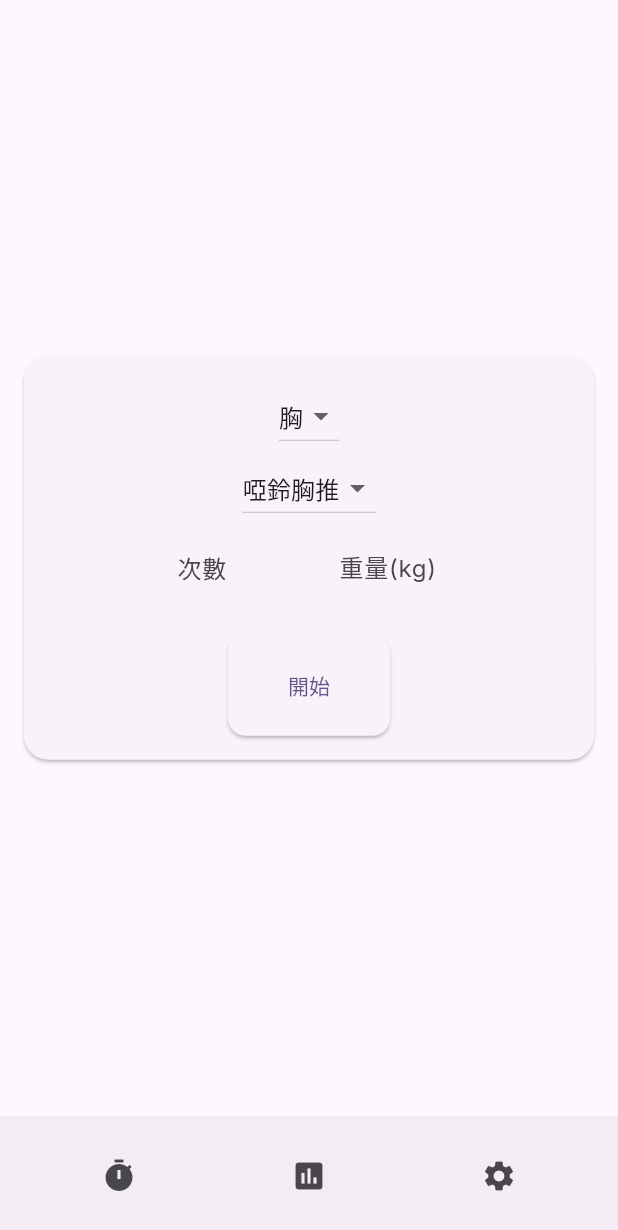
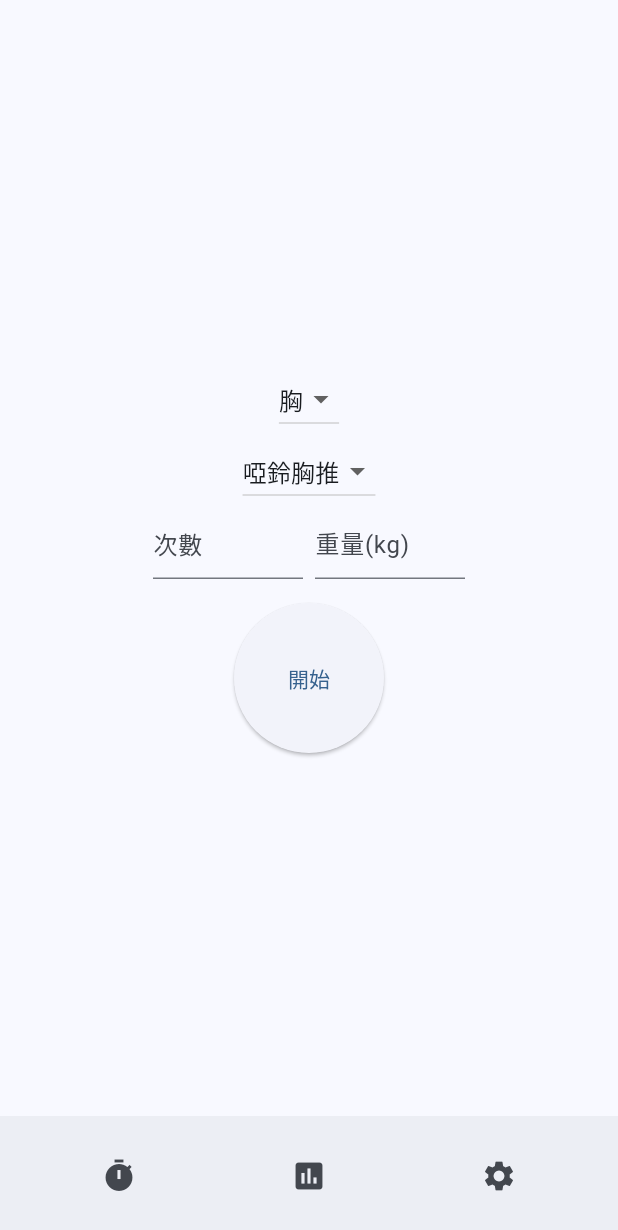
Before and after one commit to jia741/IronDiary, a Flutter app: the screen it shows after launch, on a phone screen of 412 x 824 dp. Shown: the top 1230 px of the screen. Run offline on Flutter 3.47's test engine with Material 3 defaults, Android fonts, the phone set to English and light mode, and no system bars; our stand-ins replace sqflite; accounts and stored records are empty.

Commit message:
Revert "Apply Material 3 design system"

```diff
--- a/lib/home_page.dart
+++ b/lib/home_page.dart
@@ -138,9 +138,6 @@ class _HomePageState extends State<HomePage> {
       body: AbsorbPointer(
         absorbing: _isTiming,
         child: Center(
-          child: Card(
-            child: Padding(
-              padding: const EdgeInsets.all(16),
           child: Column(
             mainAxisSize: MainAxisSize.min,
             children: [
@@ -189,15 +186,12 @@ class _HomePageState extends State<HomePage> {
               const SizedBox(height: 16),
               ElevatedButton(
                 style: ElevatedButton.styleFrom(
-                  padding: const EdgeInsets.symmetric(
-                      horizontal: 40, vertical: 24),
-                ),
+                    shape: const CircleBorder(),
+                    padding: const EdgeInsets.all(40)),
                 onPressed: _isTiming ? null : _startWorkout,
                 child: Text(_isTiming ? '$_remainingSeconds' : '開始'),
               ),
             ],
-          ),
-        ),
           ),
         ),
       ),
--- a/lib/main.dart
+++ b/lib/main.dart
@@ -1,5 +1,4 @@
 import 'package:flutter/material.dart';
-import 'package:google_fonts/google_fonts.dart';
 import 'home_page.dart';
 
 void main() {
@@ -11,56 +10,18 @@ class MyApp extends StatelessWidget {
 
   @override
   Widget build(BuildContext context) {
-    const seedColor = Color(0xFF6750A4);
-    const secondaryColor = Color(0xFF00BFA6);
-
-    ThemeData buildTheme(Brightness brightness) {
-      final base = ThemeData(
+    final seedColor = Colors.blue;
+    return MaterialApp(
+      theme: ThemeData(
         useMaterial3: true,
-        colorScheme: ColorScheme.fromSeed(
-          seedColor: seedColor,
-          secondary: secondaryColor,
-          brightness: brightness,
-        ),
-      );
-      return base.copyWith(
-        textTheme: GoogleFonts.interTextTheme(base.textTheme)
-            .apply(fontFamilyFallback: const ['Noto Sans TC']),
-        fontFamily: 'Inter',
-        fontFamilyFallback: const ['Noto Sans TC'],
-        cardTheme: const CardTheme(
-          margin: EdgeInsets.all(16),
-          shape: RoundedRectangleBorder(
-            borderRadius: BorderRadius.all(Radius.circular(16)),
-          ),
-          elevation: 1,
-        ),
-        elevatedButtonTheme: ElevatedButtonThemeData(
-          style: ButtonStyle(
-            shape: const MaterialStatePropertyAll(
-              RoundedRectangleBorder(
-                borderRadius: BorderRadius.all(Radius.circular(12)),
-              ),
-            ),
-            elevation: const MaterialStatePropertyAll(1),
-          ),
-        ),
-        inputDecorationTheme: InputDecorationTheme(
-          border: OutlineInputBorder(
-            borderRadius: BorderRadius.circular(16),
-            borderSide: BorderSide.none,
-          ),
-          focusedBorder: OutlineInputBorder(
-            borderRadius: BorderRadius.circular(16),
-            borderSide: const BorderSide(width: 2),
-          ),
-        ),
-      );
-    }
-
-    return MaterialApp(
-      theme: buildTheme(Brightness.light),
-      darkTheme: buildTheme(Brightness.dark),
+        colorSchemeSeed: seedColor,
+        brightness: Brightness.light,
+      ),
+      darkTheme: ThemeData(
+        useMaterial3: true,
+        colorSchemeSeed: seedColor,
+        brightness: Brightness.dark,
+      ),
       themeMode: ThemeMode.system,
       home: const HomePage(),
     );
--- a/pubspec.yaml
+++ b/pubspec.yaml
@@ -36,7 +36,6 @@ dependencies:
   cupertino_icons: ^1.0.8
   sqflite: ^2.3.3
   path: ^1.9.0
-  google_fonts: ^6.2.1
 
 dev_dependencies:
   flutter_test:
```
Lines whose indentation alone changed are shown as unchanged.
